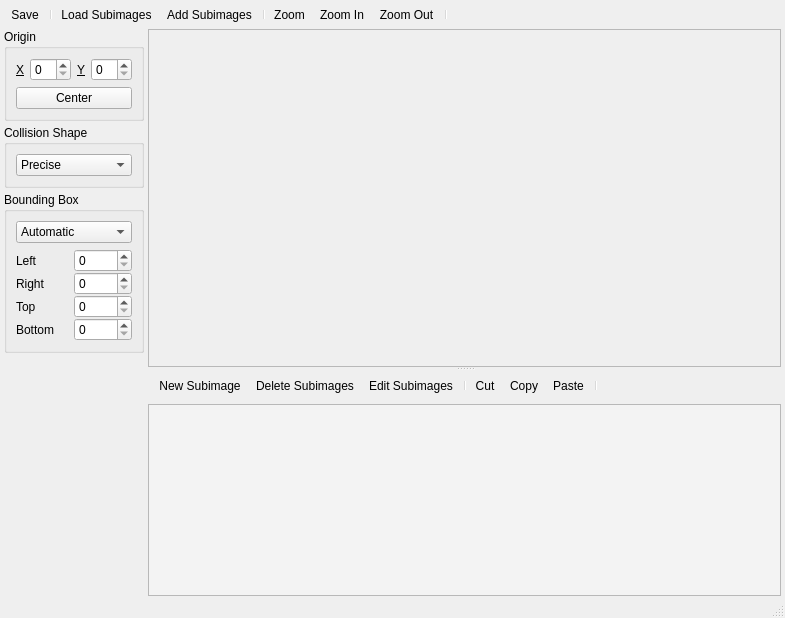
Qt form Editors/SpriteEditor.ui (enigma-dev/RadialGM) before a commit.
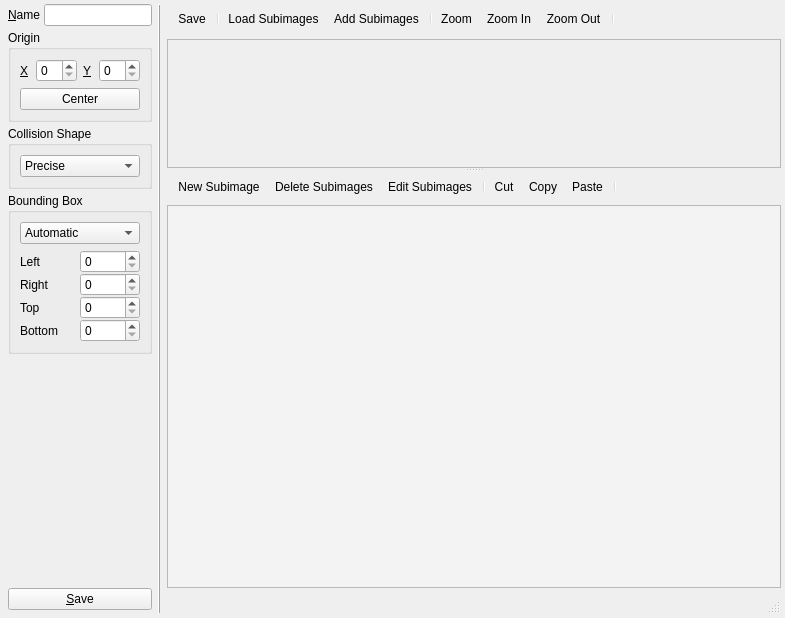
The same form after that commit. Icons and pictures are not drawn. Custom widgets are drawn as their Qt base class.

The edit to the form file:
```diff
--- a/Editors/SpriteEditor.ui
+++ b/Editors/SpriteEditor.ui
@@ -17,56 +17,20 @@
    <iconset resource="../images.qrc">
     <normaloff>:/resources/sprite.png</normaloff>:/resources/sprite.png</iconset>
   </property>
-  <layout class="QVBoxLayout" name="verticalLayout_3">
+  <layout class="QHBoxLayout" name="horizontalLayout" stretch="0,0,1">
    <property name="spacing">
-    <number>0</number>
+    <number>6</number>
    </property>
    <property name="leftMargin">
-    <number>0</number>
+    <number>4</number>
    </property>
    <property name="topMargin">
-    <number>0</number>
+    <number>4</number>
    </property>
    <property name="rightMargin">
-    <number>0</number>
+    <number>4</number>
    </property>
    <property name="bottomMargin">
-    <number>0</number>
-   </property>
-   <item>
-    <widget class="QToolBar" name="mainToolBar">
-     <property name="sizePolicy">
-      <sizepolicy hsizetype="Preferred" vsizetype="Fixed">
-       <horstretch>0</horstretch>
-       <verstretch>0</verstretch>
-      </sizepolicy>
-     </property>
-     <property name="iconSize">
-      <size>
-       <width>24</width>
-       <height>24</height>
-      </size>
-     </property>
-     <property name="floatable">
-      <bool>false</bool>
-     </property>
-     <addaction name="actionSave"/>
-     <addaction name="separator"/>
-     <addaction name="actionLoadSubimages"/>
-     <addaction name="actionAddSubimages"/>
-     <addaction name="separator"/>
-     <addaction name="actionZoom"/>
-     <addaction name="actionZoomIn"/>
-     <addaction name="actionZoomOut"/>
-     <addaction name="separator"/>
-    </widget>
-   </item>
-   <item>
-    <layout class="QHBoxLayout" name="contentLayout" stretch="0,1">
-     <property name="spacing">
-      <number>4</number>
-     </property>
-     <property name="rightMargin">
       <number>4</number>
      </property>
      <item>
@@ -86,6 +50,23 @@
        <property name="bottomMargin">
         <number>4</number>
        </property>
+     <item>
+      <layout class="QHBoxLayout" name="nameLayout">
+       <item>
+        <widget class="QLabel" name="nameLabel">
+         <property name="text">
+          <string>&amp;Name</string>
+         </property>
+         <property name="buddy">
+          <cstring>nameEdit</cstring>
+         </property>
+        </widget>
+       </item>
+       <item>
+        <widget class="QLineEdit" name="nameEdit"/>
+       </item>
+      </layout>
+     </item>
        <item>
         <widget class="QGroupBox" name="originGroupBox">
          <property name="title">
@@ -280,19 +261,65 @@
          </property>
         </spacer>
        </item>
+     <item>
+      <widget class="QPushButton" name="pushButton">
+       <property name="text">
+        <string>&amp;Save</string>
+       </property>
+       <property name="icon">
+        <iconset resource="../images.qrc">
+         <normaloff>:/actions/accept.png</normaloff>:/actions/accept.png</iconset>
+       </property>
+      </widget>
+     </item>
       </layout>
      </item>
      <item>
-      <widget class="QSplitter" name="subimagesPreviewSplitter">
+    <widget class="Line" name="line">
+     <property name="frameShadow">
+      <enum>QFrame::Raised</enum>
+     </property>
+     <property name="orientation">
+      <enum>Qt::Vertical</enum>
+     </property>
+    </widget>
+   </item>
+   <item>
+    <widget class="QSplitter" name="splitter">
+     <property name="orientation">
+      <enum>Qt::Vertical</enum>
+     </property>
+     <widget class="QWidget" name="verticalLayoutWidget_2">
+      <layout class="QVBoxLayout" name="previewLayout">
+       <item>
+        <widget class="QToolBar" name="mainToolBar">
        <property name="sizePolicy">
-        <sizepolicy hsizetype="Preferred" vsizetype="Expanding">
+          <sizepolicy hsizetype="Preferred" vsizetype="Fixed">
          <horstretch>0</horstretch>
          <verstretch>0</verstretch>
         </sizepolicy>
        </property>
-       <property name="orientation">
-        <enum>Qt::Vertical</enum>
-       </property>
+         <property name="iconSize">
+          <size>
+           <width>24</width>
+           <height>24</height>
+          </size>
+         </property>
+         <property name="floatable">
+          <bool>false</bool>
+         </property>
+         <addaction name="actionSave"/>
+         <addaction name="separator"/>
+         <addaction name="actionLoadSubimages"/>
+         <addaction name="actionAddSubimages"/>
+         <addaction name="separator"/>
+         <addaction name="actionZoom"/>
+         <addaction name="actionZoomIn"/>
+         <addaction name="actionZoomOut"/>
+         <addaction name="separator"/>
+        </widget>
+       </item>
+       <item>
        <widget class="AssetScrollArea" name="imagePreview">
         <property name="sizePolicy">
          <sizepolicy hsizetype="Expanding" vsizetype="Expanding">
@@ -314,8 +341,8 @@
           <rect>
            <x>0</x>
            <y>0</y>
-           <width>627</width>
-           <height>312</height>
+            <width>623</width>
+            <height>138</height>
           </rect>
          </property>
          <property name="autoFillBackground">
@@ -350,6 +377,9 @@
          </layout>
         </widget>
        </widget>
+       </item>
+      </layout>
+     </widget>
        <widget class="QWidget" name="verticalLayoutWidget">
         <layout class="QVBoxLayout" name="subimagesLayout">
          <property name="spacing">
@@ -468,14 +498,12 @@
            </property>
           </widget>
          </item>
-        </layout>
-       </widget>
-      </widget>
-     </item>
-    </layout>
-   </item>
    <item>
     <widget class="QStatusBar" name="statusBar"/>
+       </item>
+      </layout>
+     </widget>
+    </widget>
    </item>
   </layout>
   <action name="actionSave">
```
Lines whose indentation alone changed are shown as unchanged.
